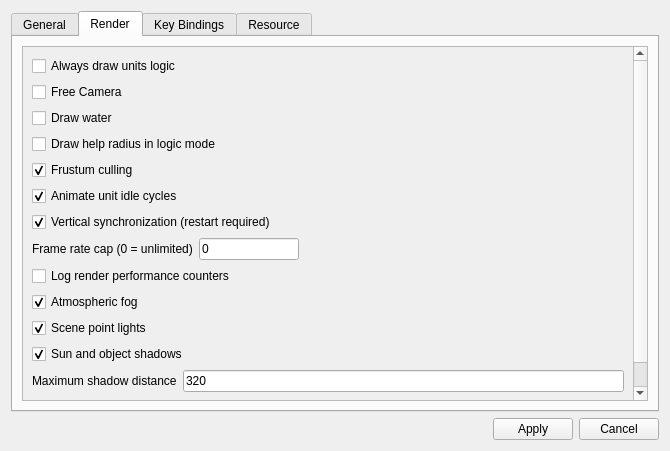
Samolleg/ataman-mp, file source/app/settings.ui: the form before one commit.
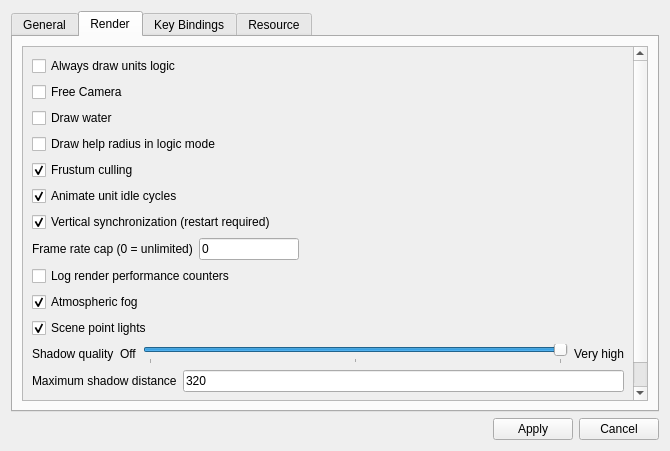
The form after the commit. The open tabs and pages were chosen to show the change.

Commit message: Add scalable shadow quality and profile shadow cost

Patch:
```diff
--- a/source/app/settings.ui
+++ b/source/app/settings.ui
@@ -457,11 +457,23 @@
             </widget>
            </item>
            <item>
-            <widget class="QCheckBox" name="renderShadows">
-             <property name="text"><string>Sun and object shadows</string></property>
-             <property name="toolTip"><string>Uses a batched shadow map and respects the MOB Is shadow field. Disable for compatibility or performance.</string></property>
-             <property name="checked"><bool>true</bool></property>
-            </widget>
+            <layout class="QHBoxLayout" name="renderShadowQualityLayout">
+             <item><widget class="QLabel" name="renderShadowQualityLabel"><property name="text"><string>Shadow quality</string></property></widget></item>
+             <item><widget class="QLabel" name="renderShadowQualityOffLabel"><property name="text"><string>Off</string></property></widget></item>
+             <item>
+              <widget class="QSlider" name="renderShadowQuality">
+               <property name="toolTip"><string>0 disables and releases shadow atlases, 1 uses 2048 atlases, and 2 uses the verified 4096 very-high-quality path.</string></property>
+               <property name="minimum"><number>0</number></property>
+               <property name="maximum"><number>2</number></property>
+               <property name="value"><number>2</number></property>
+               <property name="pageStep"><number>1</number></property>
+               <property name="orientation"><enum>Qt::Horizontal</enum></property>
+               <property name="tickPosition"><enum>QSlider::TicksBelow</enum></property>
+               <property name="tickInterval"><number>1</number></property>
+              </widget>
+             </item>
+             <item><widget class="QLabel" name="renderShadowQualityVeryHighLabel"><property name="text"><string>Very high</string></property></widget></item>
+            </layout>
            </item>
            <item>
             <layout class="QHBoxLayout" name="renderShadowDistanceLayout">
```
The commit also changes 11 other files.
